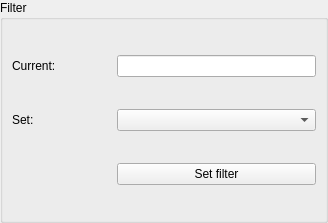
First picture: the form in pyobs_gui/qt/widgetfilter.ui, repository pyobs/pyobs-gui, before the edit.
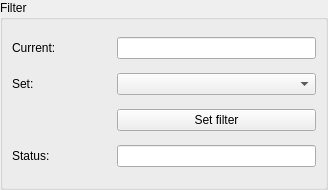
Second picture: the form after the edit.

Commit message: - changed MotionStatusChangedEvent to give status of all interfaces - added MotionStatusMixin - fixed DummyTelescope to use it - fixed GUI to use it

The edit to the form file:
```diff
--- a/pyobs_gui/qt/widgetfilter.ui
+++ b/pyobs_gui/qt/widgetfilter.ui
@@ -7,7 +7,7 @@
     <x>0</x>
     <y>0</y>
     <width>328</width>
-    <height>223</height>
+    <height>190</height>
    </rect>
   </property>
   <property name="windowTitle">
@@ -32,40 +32,57 @@
       <string>Filter</string>
      </property>
      <layout class="QGridLayout" name="gridLayout_2" columnstretch="1,2">
-      <item row="1" column="1">
-       <widget class="QComboBox" name="comboFilter"/>
-      </item>
-      <item row="0" column="1">
-       <widget class="QLineEdit" name="labelCurFilter">
-        <property name="alignment">
-         <set>Qt::AlignCenter</set>
-        </property>
-        <property name="readOnly">
-         <bool>true</bool>
-        </property>
-       </widget>
-      </item>
-      <item row="1" column="0">
+      <item row="2" column="0">
        <widget class="QLabel" name="label_10">
         <property name="text">
          <string>Set:</string>
         </property>
        </widget>
       </item>
-      <item row="0" column="0">
+      <item row="1" column="0">
        <widget class="QLabel" name="label_9">
         <property name="text">
          <string>Current:</string>
         </property>
        </widget>
       </item>
+      <item row="1" column="1">
+       <widget class="QLineEdit" name="labelCurFilter">
+        <property name="alignment">
+         <set>Qt::AlignCenter</set>
+        </property>
+        <property name="readOnly">
+         <bool>true</bool>
+        </property>
+       </widget>
+      </item>
+      <item row="4" column="0">
+       <widget class="QLabel" name="label_11">
+        <property name="text">
+         <string>Status:</string>
+        </property>
+       </widget>
+      </item>
       <item row="2" column="1">
+       <widget class="QComboBox" name="comboFilter"/>
+      </item>
+      <item row="3" column="1">
        <widget class="QPushButton" name="butSetFilter">
         <property name="text">
          <string>Set filter</string>
         </property>
        </widget>
       </item>
+      <item row="4" column="1">
+       <widget class="QLineEdit" name="labelCurStatus">
+        <property name="alignment">
+         <set>Qt::AlignCenter</set>
+        </property>
+        <property name="readOnly">
+         <bool>true</bool>
+        </property>
+       </widget>
+      </item>
      </layout>
     </widget>
    </item>
```
The commit also changes 6 other files.
